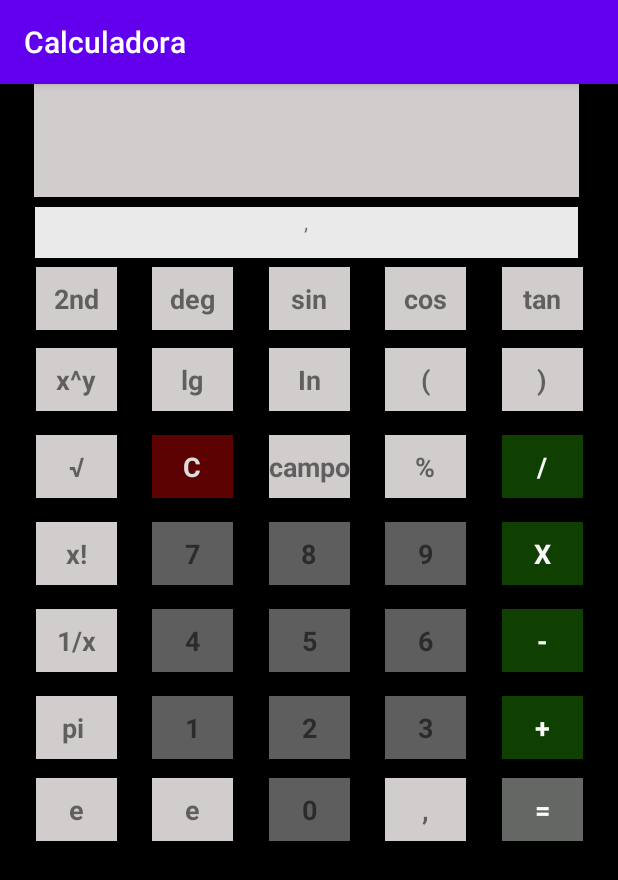
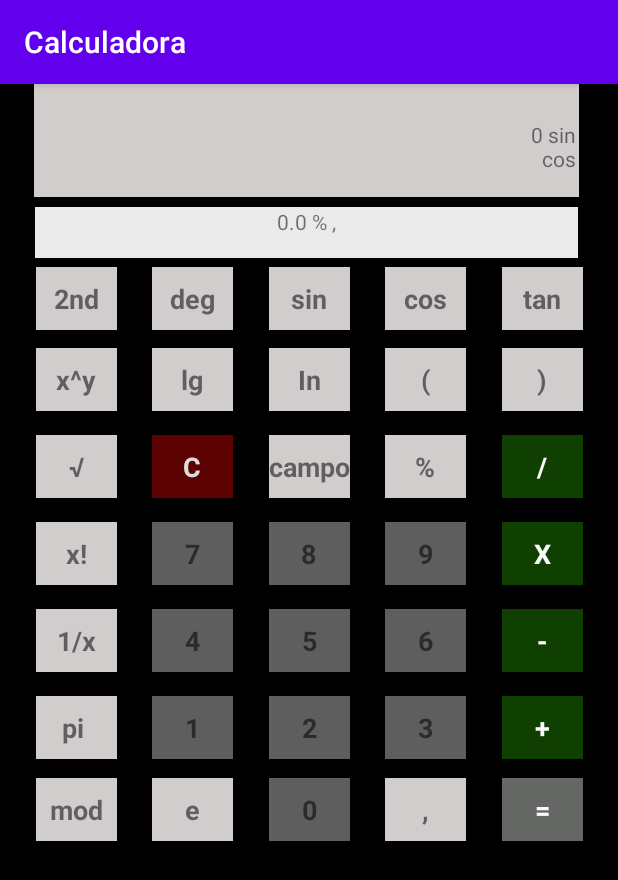
Before and after one commit to cacnew/calculadora, an Android app: the screen it shows after launch (MainActivity), after a tap on an icon or button, on a phone screen of 412 x 824 dp. Shown: the top 880 px of the screen. Run offline under Robolectric (Android 15) with nearby library versions, the phone set to English and light mode, and no system bars; 3 other taps on this screen came first.

Commit message:
Funções calculos operações

```diff
--- a/app/src/main/java/com/example/calculadora/MainActivity.kt
+++ b/app/src/main/java/com/example/calculadora/MainActivity.kt
@@ -9,10 +9,11 @@ import net.objecthunter.exp4j.ExpressionBuilder
 class MainActivity : AppCompatActivity() {
     // Mostra o resultado apertando " = "
 
-    private fun makeCalc(str: String) :String{
+
+    private fun makeCalc(str: String): String {
         var result: String
-        var str  = str.replace(",",".").replace("X","*")
-        val hasError:Boolean
+        var str = str.replace(",", ".").replace("X", "*")
+        val hasError: Boolean
 
         try {
             val calc = ExpressionBuilder(str).build()
@@ -20,11 +21,14 @@ class MainActivity : AppCompatActivity() {
 
         } catch (e: Exception) {
             hasError = true
-            result = "Operação inválida:"+ e.message.toString()
+            result = "Operação inválida:" + e.message.toString()
         }
 
-        return result.replace(".0","").replace(".",",")
+        return result.replace(".0", "")
+            .replace(".", ",")
+            .replace(" % ", " Mod ")
     }
+
 
     @ExperimentalStdlibApi
     override fun onCreate(savedInstanceState: Bundle?) {
@@ -32,37 +36,74 @@ class MainActivity : AppCompatActivity() {
         super.onCreate(savedInstanceState)
         setContentView(R.layout.activity_main)
 
-        val tvBotao0    = findViewById(R.id.tv15) as TextView
-        val tvBotao1    = findViewById(R.id.tv9) as TextView
-        val tvBotao2    = findViewById(R.id.tv8) as TextView
-        val tvBotao3    = findViewById(R.id.tv7) as TextView
-        val tvBotao4    = findViewById(R.id.tv6) as TextView
-        val tvBotao5    = findViewById(R.id.tv5) as TextView
-        val tvBotao6    = findViewById(R.id.tv4) as TextView
-        val tvBotao7    = findViewById(R.id.tv) as TextView
-        val tvBotao8    = findViewById(R.id.tv2) as TextView
-        val tvBotao9    = findViewById(R.id.tv3) as TextView
-        val tvVirgula   = findViewById(R.id.tv14) as TextView
-        val tvVisor     = findViewById(R.id.tv36) as TextView
-        val tvHistory   = findViewById(R.id.tvHistory) as TextView
-        val tvClear     = findViewById(R.id.tv20) as TextView
-        tvHistory.setMovementMethod( ScrollingMovementMethod());
+        val tvBotao0 = findViewById(R.id.tv15) as TextView
+        val tvBotao1 = findViewById(R.id.tv9) as TextView
+        val tvBotao2 = findViewById(R.id.tv8) as TextView
+        val tvBotao3 = findViewById(R.id.tv7) as TextView
+        val tvBotao4 = findViewById(R.id.tv6) as TextView
+        val tvBotao5 = findViewById(R.id.tv5) as TextView
+        val tvBotao6 = findViewById(R.id.tv4) as TextView
+        val tvBotao7 = findViewById(R.id.tv) as TextView
+        val tvBotao8 = findViewById(R.id.tv2) as TextView
+        val tvBotao9 = findViewById(R.id.tv3) as TextView
+        val tvVirgula = findViewById(R.id.tv14) as TextView
+        val tvVisor = findViewById(R.id.tv36) as TextView
+        val tvClear = findViewById(R.id.tv20) as TextView
+
+        val fifo = ArrayDeque<String>()
+        val tvHistory = findViewById(R.id.tvHistory) as TextView
+        tvHistory.setMovementMethod(ScrollingMovementMethod());
+
+        //Operadores
+        val tvAdicao = findViewById(R.id.tv12) as TextView
+        val tvMultiplicacao = findViewById(R.id.tv10) as TextView
+        val tvSubtracao = findViewById(R.id.tv11) as TextView
+        val tvDivisao = findViewById(R.id.tv17) as TextView
+
+        val tvEqual = findViewById(R.id.tv13) as TextView
+
+//        valor inverso,
+//        inverso do seno,
+//        inverso do conseno,
+//        inverso da tangente,
+//        mudar sinal;
+//
+//        2) Display com múltiplas linhas para apresentar as ultimas 10 linhas
+//        com operações / valores / resultados;
 
 
+        val tv2nd = findViewById(R.id.tv29) as TextView
+        val tvDeg = findViewById(R.id.tv28) as TextView
+        val tvSin = findViewById(R.id.tv27) as TextView
+        val tvCos = findViewById(R.id.tv26) as TextView
+        val tvTan = findViewById(R.id.tv25) as TextView
+        val tvXY = findViewById(R.id.tv30) as TextView
+        val tvLg = findViewById(R.id.tv24) as TextView
+        val tvLn = findViewById(R.id.tv23) as TextView
+        val tvParentesiOpen = findViewById(R.id.tv22) as TextView
+        val tvParentesiClose = findViewById(R.id.tv21) as TextView
+        val tvRaiz = findViewById(R.id.tv31) as TextView
 
-        //Operadores
-        val tvAdicao         = findViewById(R.id.tv12) as TextView
-        val tvMultiplicacao = findViewById(R.id.tv10) as TextView
-        val tvSubtracao     = findViewById(R.id.tv11) as TextView
-        val tvDivisao       = findViewById(R.id.tv17) as TextView
+        val tvCampo = findViewById(R.id.tv19) as TextView
+        val tvPercent = findViewById(R.id.tv18) as TextView
+        val tvXExclamacao = findViewById(R.id.tv32) as TextView
+        val tvUmDivididoPorX = findViewById(R.id.tv33) as TextView
+        val tvPi = findViewById(R.id.tv34) as TextView
+        val tvMod = findViewById(R.id.tv35) as TextView
 
-        val tvEqual = findViewById(R.id.tv13) as TextView
-        val fifo = ArrayDeque<String>()
-
+        fun addHistorico(visorAtual: String) {
+            fifo.add(visorAtual)
+            if (fifo.size == 10) {
+                fifo.removeFirst()
+            }
+            var texto = ""
+            fifo.map {
+                texto = it + "\n" + texto
+            }
+            tvHistory.setText(texto.replace(".0", ""))
+        }
 
         tvEqual.setOnClickListener {
-
-
             val visorAtual = tvVisor.text
             var history = tvHistory.text
             val resultado = makeCalc(visorAtual.toString())
@@ -71,12 +112,12 @@ class MainActivity : AppCompatActivity() {
             //history = history.toString() + " \n " + visorAtual.toString()
             fifo.add(visorAtual.toString())
 
-            if (fifo.size == 10){
+            if (fifo.size == 10) {
                 fifo.removeFirst()
             }
             var texto = ""
-            fifo.map{
-                texto = it+"\n"+texto
+            fifo.map {
+                texto = it + "\n" + texto
             }
             tvHistory.setText(texto)
 
@@ -86,28 +127,104 @@ class MainActivity : AppCompatActivity() {
 
             val valorAtual = tvVisor.text
             val valorBotao = tvAdicao.text
-            val resultado = valorAtual.toString()+" "+valorBotao.toString()+" "
+            val resultado = valorAtual.toString() + " " + valorBotao.toString() + " "
             tvVisor.setText(resultado)
         }
+
+        tvSin.setOnClickListener {
+            val visorAtual = tvVisor.text
+            val resultado = Math.sin(visorAtual.toString().toDouble())
+            tvVisor.setText(resultado.toString())
+
+            addHistorico(visorAtual.toString() + " sin")
+        }
+        tvCos.setOnClickListener {
+            val visorAtual = tvVisor.text
+            val resultado = Math.cos(visorAtual.toString().toDouble())
+            tvVisor.setText(resultado.toString())
+
+            addHistorico(visorAtual.toString() + " cos")
+        }
+        tvTan.setOnClickListener {
+            val visorAtual = tvVisor.text
+            val resultado = Math.tan(visorAtual.toString().toDouble())
+            tvVisor.setText(resultado.toString())
+
+            addHistorico(visorAtual.toString() + " cos")
+        }
+        tvXY.setOnClickListener {
+
+            val valorAtual = tvVisor.text
+            val valorBotao = "^"
+            val resultado = valorAtual.toString() + " " + valorBotao + " "
+            tvVisor.setText(resultado)
+        }
+        tvLg.setOnClickListener {
+            val visorAtual = tvVisor.text
+            val resultado = Math.log(visorAtual.toString().toDouble())
+            tvVisor.setText(resultado.toString())
+
+            addHistorico("log(" + visorAtual.toString() + ") ")
+        }
+
+        tvLn.setOnClickListener {
+            val visorAtual = tvVisor.text
+            val resultado = kotlin.math.ln(visorAtual.toString().toDouble())
+            tvVisor.setText(resultado.toString())
+
+            addHistorico("Ln($visorAtual) ")
+        }
+
+        tvRaiz.setOnClickListener {
+            val visorAtual = tvVisor.text
+            val resultado = Math.sqrt(visorAtual.toString().toDouble())
+            tvVisor.setText(resultado.toString())
+
+            addHistorico(visorAtual.toString() + "√")
+        }
+
+        fun fact(a: Int): Double {
+            var result: Double = 1.0
+            for (i in a downTo 1)
+                result = result * i
+            return result
+        }
+
+        tvXExclamacao.setOnClickListener {
+            val visorAtual = tvVisor.text
+            val resultado = fact(visorAtual.toString().toInt())
+            tvVisor.setText(resultado.toString().replace(".0", ""))
+
+            addHistorico("fact($visorAtual)")
+        }
+
+        tvMod.setOnClickListener {
+            val valorAtual = tvVisor.text
+            val valorBotao = "%"
+            val resultado = valorAtual.toString() + " " + valorBotao + " "
+            tvVisor.setText(resultado)
+        }
+
         tvMultiplicacao.setOnClickListener {
 
             val valorAtual = tvVisor.text
             val valorBotao = tvMultiplicacao.text
-            val resultado = valorAtual.toString()+" "+valorBotao.toString()+" "
+            val resultado = valorAtual.toString() + " " + valorBotao.toString() + " "
             tvVisor.setText(resultado)
         }
+
         tvSubtracao.setOnClickListener {
 
             val valorAtual = tvVisor.text
             val valorBotao = tvSubtracao.text
-            val resultado = valorAtual.toString()+" "+valorBotao.toString()+" "
+            val resultado = valorAtual.toString() + " " + valorBotao.toString() + " "
             tvVisor.setText(resultado)
         }
         tvDivisao.setOnClickListener {
 
             val valorAtual = tvVisor.text
             val valorBotao = tvDivisao.text
-            val resultado = valorAtual.toString()+" "+valorBotao.toString()+" "
+            val resultado = valorAtual.toString() + " " + valorBotao.toString() + " "
             tvVisor.setText(resultado)
         }
         //------------------------------------------------------------------------------------
@@ -118,81 +235,80 @@ class MainActivity : AppCompatActivity() {
             //Toast.makeText(this@MainActivity, "You clicked on TextView 'Click Me'.", Toast.LENGTH_SHORT).show()
             val valorAtual = tvVisor.text
             val valorBotao = tvBotao0.text
-            val resultado = valorAtual.toString()+""+valorBotao.toString()
+            val resultado = valorAtual.toString() + "" + valorBotao.toString()
             tvVisor.setText(resultado)
         }
         tvBotao1.setOnClickListener {
             //Toast.makeText(this@MainActivity, "You clicked on TextView 'Click Me'.", Toast.LENGTH_SHORT).show()
             val valorAtual = tvVisor.text
             val valorBotao = tvBotao1.text
-            val resultado = valorAtual.toString()+""+valorBotao.toString()
+            val resultado = valorAtual.toString() + "" + valorBotao.toString()
             tvVisor.setText(resultado)
         }
         tvBotao2.setOnClickListener {
             //Toast.makeText(this@MainActivity, "You clicked on TextView 'Click Me'.", Toast.LENGTH_SHORT).show()
             val valorAtual = tvVisor.text
             val valorBotao = tvBotao2.text
-            val resultado = valorAtual.toString()+""+valorBotao.toString()
+            val resultado = valorAtual.toString() + "" + valorBotao.toString()
             tvVisor.setText(resultado)
         }
         tvBotao3.setOnClickListener {
             //Toast.makeText(this@MainActivity, "You clicked on TextView 'Click Me'.", Toast.LENGTH_SHORT).show()
             val valorAtual = tvVisor.text
             val valorBotao = tvBotao3.text
-            val resultado = valorAtual.toString()+""+valorBotao.toString()
+            val resultado = valorAtual.toString() + "" + valorBotao.toString()
             tvVisor.setText(resultado)
         }
         tvBotao4.setOnClickListener {
             //Toast.makeText(this@MainActivity, "You clicked on TextView 'Click Me'.", Toast.LENGTH_SHORT).show()
             val valorAtual = tvVisor.text
             val valorBotao = tvBotao4.text
-            val resultado = valorAtual.toString()+""+valorBotao.toString()
+            val resultado = valorAtual.toString() + "" + valorBotao.toString()
             tvVisor.setText(resultado)
         }
         tvBotao5.setOnClickListener {
             //Toast.makeText(this@MainActivity, "You clicked on TextView 'Click Me'.", Toast.LENGTH_SHORT).show()
             val valorAtual = tvVisor.text
             val valorBotao = tvBotao5.text
-            val resultado = valorAtual.toString()+""+valorBotao.toString()
+            val resultado = valorAtual.toString() + "" + valorBotao.toString()
             tvVisor.setText(resultado)
         }
         tvBotao6.setOnClickListener {
             //Toast.makeText(this@MainActivity, "You clicked on TextView 'Click Me'.", Toast.LENGTH_SHORT).show()
             val valorAtual = tvVisor.text
             val valorBotao = tvBotao6.text
-            val resultado = valorAtual.toString()+""+valorBotao.toString()
+            val resultado = valorAtual.toString() + "" + valorBotao.toString()
             tvVisor.setText(resultado)
         }
         tvBotao7.setOnClickListener {
             //Toast.makeText(this@MainActivity, "You clicked on TextView 'Click Me'.", Toast.LENGTH_SHORT).show()
             val valorAtual = tvVisor.text
             val valorBotao = tvBotao7.text
-            val resultado = valorAtual.toString()+""+valorBotao.toString()
+            val resultado = valorAtual.toString() + "" + valorBotao.toString()
             tvVisor.setText(resultado)
         }
         tvBotao8.setOnClickListener {
             //Toast.makeText(this@MainActivity, "You clicked on TextView 'Click Me'.", Toast.LENGTH_SHORT).show()
             val valorAtual = tvVisor.text
             val valorBotao = tvBotao8.text
-            val resultado = valorAtual.toString()+""+valorBotao.toString()
+            val resultado = valorAtual.toString() + "" + valorBotao.toString()
             tvVisor.setText(resultado)
         }
         tvBotao9.setOnClickListener {
             //Toast.makeText(this@MainActivity, "You clicked on TextView 'Click Me'.", Toast.LENGTH_SHORT).show()
             val valorAtual = tvVisor.text
             val valorBotao = tvBotao9.text
-            val resultado = valorAtual.toString()+""+valorBotao.toString()
+            val resultado = valorAtual.toString() + "" + valorBotao.toString()
             tvVisor.setText(resultado)
         }
         tvVirgula.setOnClickListener {
             //Toast.makeText(this@MainActivity, "You clicked on TextView 'Click Me'.", Toast.LENGTH_SHORT).show()
             val valorAtual = tvVisor.text
             val valorBotao = tvVirgula.text
-            val resultado = valorAtual.toString()+""+valorBotao.toString()
+            val resultado = valorAtual.toString() + "" + valorBotao.toString()
             tvVisor.setText(resultado)
         }
 
 
-
     }
 }
--- a/app/src/main/res/layout/activity_main.xml
+++ b/app/src/main/res/layout/activity_main.xml
@@ -222,7 +222,7 @@
         android:layout_height="42dp"
         android:background="#D1CDCD"
         android:gravity="center"
-        android:text="e"
+        android:text="mod"
         android:textSize="18sp"
         android:textStyle="bold"
         app:layout_constraintBottom_toTopOf="@+id/guideline3"
```
